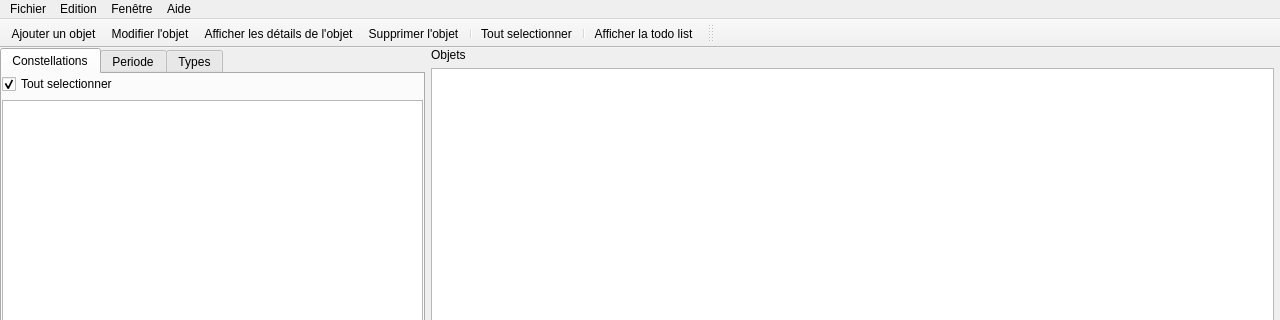
First picture: the form in mainwindow.ui, repository Paracetamol56/Observeur2, before the edit; both pictures show x 0 to 1280 and y 0 to 320 of the 1280 by 720 pixel window.
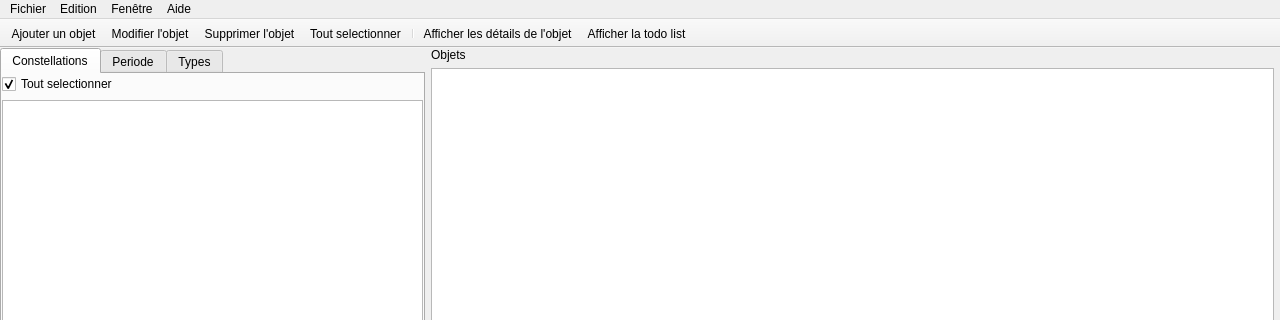
Second picture: the form after the edit. Icons and pictures are not drawn.

```diff
--- a/mainwindow.ui
+++ b/mainwindow.ui
@@ -401,24 +401,12 @@
    </attribute>
    <addaction name="actionNouvel_objet"/>
    <addaction name="actionModifier_un_objet"/>
-   <addaction name="actionAfficher_les_d_tails_de_l_objet"/>
    <addaction name="actionSupprimer_un_objet"/>
-   <addaction name="separator"/>
    <addaction name="actionTout_selectionner"/>
    <addaction name="separator"/>
+   <addaction name="actionAfficher_les_d_tails_de_l_objet"/>
    <addaction name="actionAfficher_la_todo_list"/>
   </widget>
-  <widget class="QToolBar" name="toolBar_2">
-   <property name="windowTitle">
-    <string>toolBar_2</string>
-   </property>
-   <attribute name="toolBarArea">
-    <enum>TopToolBarArea</enum>
-   </attribute>
-   <attribute name="toolBarBreak">
-    <bool>false</bool>
-   </attribute>
-  </widget>
   <action name="actionQuitter">
    <property name="icon">
     <iconset resource="ressources.qrc">
```
